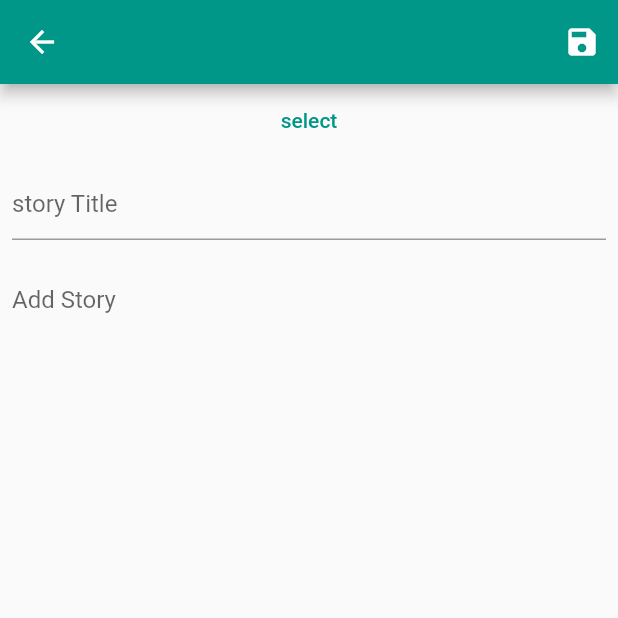
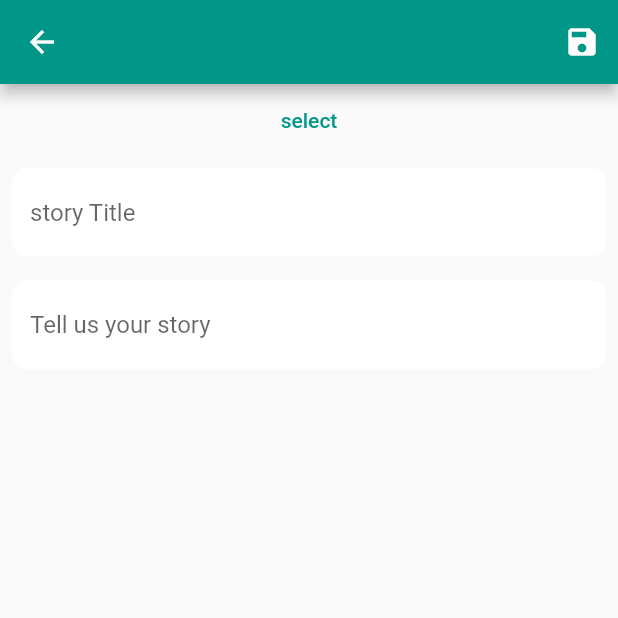
Before and after one commit to Uday-kiran9147/Traveller, a Flutter app: the AddStory screen opened by its route, on a phone screen of 412 x 824 dp, the top half of it. Run offline on Flutter 3.47's test engine with Material 2 defaults, Android fonts, the phone set to English and light mode, and no system bars; our stand-ins replace bloc, cloud_firestore, firebase_auth, firebase_core, firebase_storage, flutter_bloc and 7 more; accounts and stored records are empty.

Commit message:
Ui enhanced

```diff
--- a/lib/presentation/pages/home/ui/add_story_screen.dart
+++ b/lib/presentation/pages/home/ui/add_story_screen.dart
@@ -6,6 +6,8 @@ import 'package:provider/provider.dart';
 import 'package:traveler/domain/usecases/upload_story.dart';
 import 'package:traveler/presentation/providers/user_provider.dart';
 import 'package:traveler/presentation/widgets/snackbars.dart';
+
+import '../../../../config/theme/apptheme.dart';
 
 // ignore: must_be_immutable
 class AddStory extends StatefulWidget {
@@ -51,7 +53,8 @@ class _AddStoryState extends State<AddStory> {
                       photos: _images);
                   await story.uploadStory().then((value) {
                     if (value) {
-                      customSnackbarMessage('Story uploaded successfully', context, Colors.green);
+                      customSnackbarMessage(
+                          'Story uploaded successfully', context, Colors.green);
                       Navigator.pop(context);
                     } else {
                       customSnackbarMessage(
@@ -83,20 +86,8 @@ class _AddStoryState extends State<AddStory> {
                 : Container(),
             TextButton(onPressed: _pickImages, child: Text('select')),
             Padding(
-              padding: const EdgeInsets.all(8.0),
-              child: TextFormField(
-                controller: _titleController,
-                autocorrect: true,
-                onSaved: (newVal) {
-                  _titleController.text = newVal!;
-                },
-                cursorColor: Colors.purple,
-                // maxLength: 50, // max length of the text
-                decoration: InputDecoration(
-                  hintText: "story Title",
-                ),
-              ),
-            ),
+                padding: const EdgeInsets.all(8.0),
+                child: CustomTextForm(titleController: _titleController)),
             Padding(
               padding: const EdgeInsets.all(8.0),
               child: TextFormField(
@@ -106,11 +97,16 @@ class _AddStoryState extends State<AddStory> {
                 scrollController: scrollController,
                 controller: _storyController,
                 autocorrect: true,
-                cursorColor: Colors.purple,
+                cursorColor: Theme.of(context).primaryColor,
                 maxLines: null,
                 decoration: InputDecoration(
-                  border: InputBorder.none,
-                  hintText: "Add Story",
+                  hintText: "Tell us your story",
+                  fillColor: AThemes.universalcolor,
+                  filled: true,
+                  border: OutlineInputBorder(
+                    borderSide: BorderSide.none,
+                    borderRadius: const BorderRadius.all(Radius.circular(10)),
+                  ),
                 ),
               ),
             ),
@@ -118,3 +114,33 @@ class _AddStoryState extends State<AddStory> {
         ));
   }
 }
+
+class CustomTextForm extends StatelessWidget {
+  const CustomTextForm({
+    super.key,
+    required TextEditingController titleController,
+  }) : _titleController = titleController;
+
+  final TextEditingController _titleController;
+
+  @override
+  Widget build(BuildContext context) {
+    return TextFormField(
+      controller: _titleController,
+      autocorrect: true,
+      onSaved: (newVal) {
+        _titleController.text = newVal!;
+      },
+      cursorColor: Colors.purple,
+      decoration: InputDecoration(
+        hintText: "story Title",
+        fillColor: AThemes.universalcolor,
+        filled: true,
+        border: OutlineInputBorder(
+          borderSide: BorderSide.none,
+          borderRadius: const BorderRadius.all(Radius.circular(10)),
+        ),
+      ),
+    );
+  }
+}
--- a/lib/presentation/pages/home/ui/home.dart
+++ b/lib/presentation/pages/home/ui/home.dart
@@ -62,7 +62,7 @@ class MyHome extends StatefulWidget {
 }
 
 class _MyHomeState extends State<MyHome> {
-  int index = 0;
+  int index = 0;   // initial index of the [BottomNavigationBar] is 0.
   List<Widget> _page = [];
 
   @override
@@ -81,7 +81,7 @@ class _MyHomeState extends State<MyHome> {
     return Scaffold(
         body: _page[index],
         bottomNavigationBar: BottomNavigationBar(
-          selectedIconTheme: IconThemeData(color: Theme.of(context).canvasColor),
+          selectedIconTheme: IconThemeData(color: Theme.of(context).primaryColor),
           type: BottomNavigationBarType.fixed,
           iconSize: 16,
           elevation: 5,
--- a/lib/presentation/pages/home/ui/widgets/destination_box.dart
+++ b/lib/presentation/pages/home/ui/widgets/destination_box.dart
@@ -12,7 +12,7 @@ class DestinationCard extends StatelessWidget {
     return Container(
       decoration: BoxDecoration(
         borderRadius: BorderRadius.circular(16),
-        color: Color.fromARGB(255, 88, 3, 85),
+        color: Colors.grey.shade200,
       ),
       width: 76,
       height: 110,
--- a/lib/presentation/pages/profile/followings.dart
+++ b/lib/presentation/pages/profile/followings.dart
@@ -55,7 +55,7 @@ class _FollowingScreenState extends State<FollowingScreen> {
             user,textAlign: TextAlign.end,
             style: Theme.of(context).textTheme.titleLarge,
           ),
-          bottom: TabBar(
+          bottom: TabBar(labelColor: Colors.teal,
             indicator: BoxDecoration(
                 gradient: LinearGradient(colors: [
                 Colors.grey.shade300,
--- a/pubspec.yaml
+++ b/pubspec.yaml
@@ -41,6 +41,7 @@ dependencies:
   geolocator:
   geocoding:
   flutter_staggered_grid_view: ^0.6.2
+  animated_text_kit: ^4.2.2
 
 dev_dependencies:
   flutter_test:
```
Also changed, not shown: lib/presentation/pages/explore/ui/grid_screen.dart (+4 -8 lines), lib/presentation/pages/explore/ui/newpost.dart (+23 -7 lines), lib/presentation/pages/home/ui/story_list.dart (+7 -7 lines), pubspec.lock.
